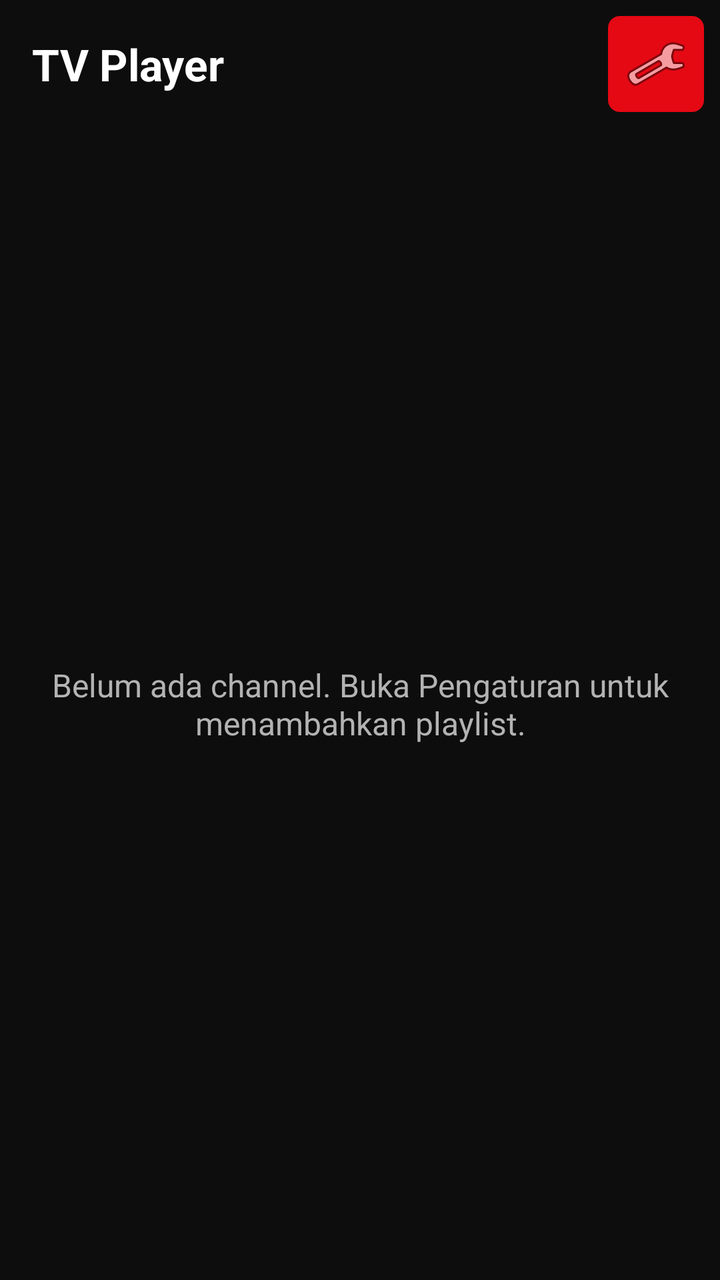
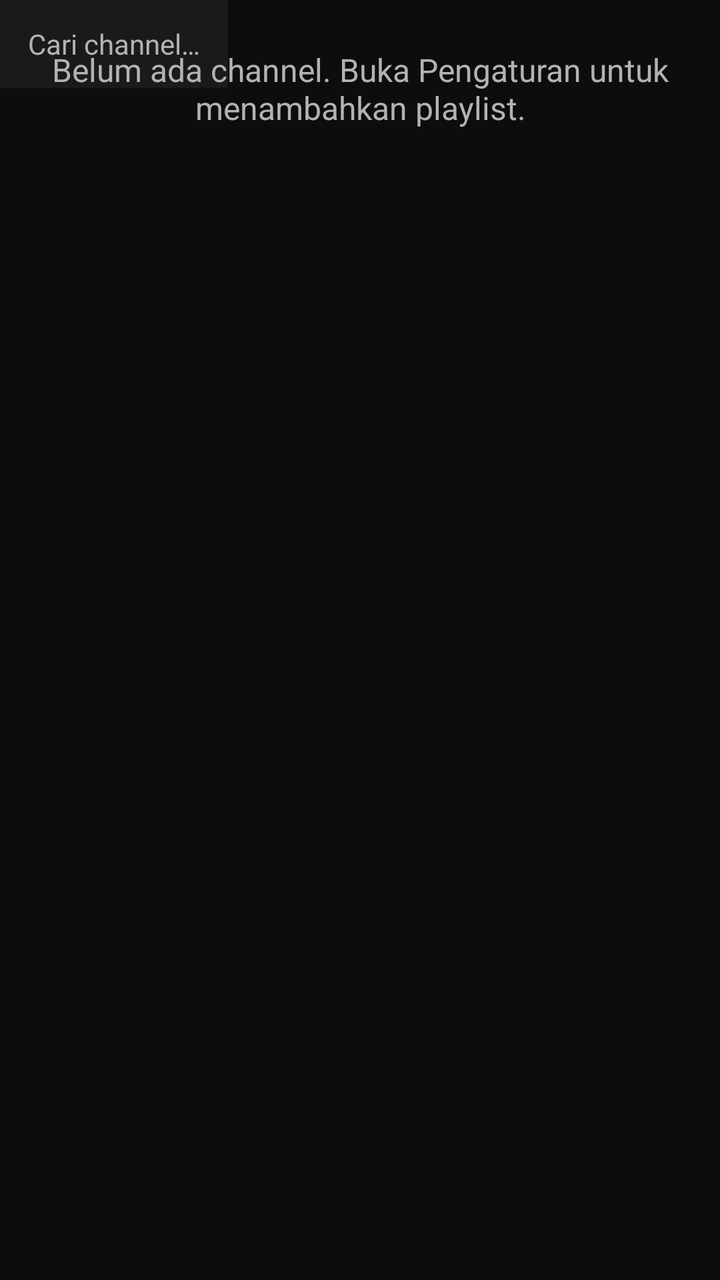

The first picture is an Android layout as it rendered before a commit; the second is the same layout after the commit. The layout source and the unified diff follow.
<!-- AndroidManifest.xml: application theme Theme.TVPlayer -->
<!-- res/layout/activity_main.xml -->
<?xml version="1.0" encoding="utf-8"?>
<LinearLayout xmlns:android="http://schemas.android.com/apk/res/android"
    android:layout_width="match_parent"
    android:layout_height="match_parent"
    android:background="@color/background_dark"
    android:orientation="vertical">

    
    <LinearLayout
        android:layout_width="match_parent"
        android:layout_height="wrap_content"
        android:orientation="horizontal"
        android:gravity="center_vertical"
        android:paddingStart="16dp"
        android:paddingEnd="8dp"
        android:paddingTop="8dp"
        android:paddingBottom="8dp">

        <TextView
            android:id="@+id/txtTitle"
            android:layout_width="0dp"
            android:layout_height="wrap_content"
            android:layout_weight="1"
            android:text="@string/app_name"
            android:textColor="@color/text_primary"
            android:textSize="22sp"
            android:textStyle="bold" />

        <ImageButton
            android:id="@+id/btnSettings"
            android:layout_width="48dp"
            android:layout_height="48dp"
            android:background="@drawable/button_bg"
            android:contentDescription="@string/menu_settings"
            android:src="@android:drawable/ic_menu_manage" />
    </LinearLayout>

    
    <FrameLayout
        android:layout_width="match_parent"
        android:layout_height="0dp"
        android:layout_weight="1">

        <androidx.recyclerview.widget.RecyclerView
            android:id="@+id/recyclerChannels"
            android:layout_width="match_parent"
            android:layout_height="match_parent"
            android:clipToPadding="false"
            android:paddingBottom="16dp"
            android:visibility="gone" />

        <TextView
            android:id="@+id/txtEmpty"
            android:layout_width="match_parent"
            android:layout_height="wrap_content"
            android:layout_gravity="center"
            android:text="@string/no_channels"
            android:textColor="@color/text_secondary"
            android:textSize="16sp"
            android:gravity="center"
            android:padding="24dp"
            android:visibility="visible" />

        <ProgressBar
            android:id="@+id/progressLoading"
            android:layout_width="wrap_content"
            android:layout_height="wrap_content"
            android:layout_gravity="center"
            android:visibility="gone" />
    </FrameLayout>

</LinearLayout>
<!-- resources referenced by this layout -->
<resources>
  <color name="background_dark">#0D0D0D</color>
  <color name="text_primary">#FFFFFF</color>
  <color name="text_secondary">#B3B3B3</color>
  <!-- drawable button_bg (drawable) -->
  <?xml version="1.0" encoding="utf-8"?>
  <selector xmlns:android="http://schemas.android.com/apk/res/android">
      <item android:state_focused="true">
          <shape android:shape="rectangle">
              <solid android:color="#FF3B3B" />
              <corners android:radius="6dp" />
          </shape>
      </item>
      <item>
          <shape android:shape="rectangle">
              <solid android:color="@color/accent" />
              <corners android:radius="6dp" />
          </shape>
      </item>
  </selector>
  <string name="app_name">TV Player</string>
  <string name="menu_settings">Pengaturan</string>
  <string name="no_channels">Belum ada channel. Buka Pengaturan untuk menambahkan playlist.</string>
  <style name="Theme.TVPlayer" parent="Theme.MaterialComponents.NoActionBar">
          <item name="colorPrimary">@color/accent</item>
          <item name="colorPrimaryDark">@color/background_dark</item>
          <item name="colorAccent">@color/accent</item>
          <item name="android:windowBackground">@color/background_dark</item>
          <item name="android:statusBarColor" tools:targetApi="l">@color/background_dark</item>
      </style>
  <color name="accent">#E50914</color>
</resources>

<!-- the commit's change to res/layout/activity_main.xml (unified diff, before → after) -->
@@ -1,72 +1,102 @@
 <?xml version="1.0" encoding="utf-8"?>
-<LinearLayout xmlns:android="http://schemas.android.com/apk/res/android"
+<androidx.constraintlayout.widget.ConstraintLayout xmlns:android="http://schemas.android.com/apk/res/android"
+    xmlns:app="http://schemas.android.com/apk/res/auto"
     android:layout_width="match_parent"
     android:layout_height="match_parent"
-    android:background="@color/background_dark"
-    android:orientation="vertical">
+    android:background="@color/background_dark">
 
-    
-    <LinearLayout
+    <TextView
+        android:id="@+id/txtTitle"
+        android:layout_width="0dp"
+        android:layout_height="wrap_content"
+        android:text="@string/app_name"
+        android:textColor="@color/text_primary"
+        android:textSize="22sp"
+        android:textStyle="bold"
+        android:paddingHorizontal="16dp"
+        android:paddingTop="16dp"
+        app:layout_constraintTop_toTopOf="parent"
+        app:layout_constraintStart_toStartOf="parent"
+        app:layout_constraintEnd_toStartOf="@id/btnSettings" />
+
+    <ImageButton
+        android:id="@+id/btnSettings"
+        android:layout_width="44dp"
+        android:layout_height="44dp"
+        android:layout_marginEnd="16dp"
+        android:layout_marginTop="8dp"
+        android:background="@drawable/button_bg"
+        android:contentDescription="@string/menu_settings"
+        android:src="@android:drawable/ic_menu_manage"
+        app:layout_constraintTop_toTopOf="parent"
+        app:layout_constraintEnd_toEndOf="parent" />
+
+    <EditText
+        android:id="@+id/editSearch"
+        android:layout_width="0dp"
+        android:layout_height="44dp"
+        android:layout_marginHorizontal="16dp"
+        android:layout_marginTop="12dp"
+        android:background="@color/surface_dark"
+        android:paddingHorizontal="14dp"
+        android:hint="Cari channel…"
+        android:textColorHint="@color/text_secondary"
+        android:textColor="@color/text_primary"
+        android:textSize="14sp"
+        android:singleLine="true"
+        android:imeOptions="actionSearch"
+        app:layout_constraintTop_toBottomOf="@id/txtTitle"
+        app:layout_constraintStart_toStartOf="parent"
+        app:layout_constraintEnd_toEndOf="parent" />
+
+    <androidx.recyclerview.widget.RecyclerView
+        android:id="@+id/recyclerCategories"
         android:layout_width="match_parent"
+        android:layout_height="48dp"
+        android:layout_marginTop="10dp"
+        android:paddingHorizontal="16dp"
+        android:clipToPadding="false"
+        app:layoutManager="androidx.recyclerview.widget.LinearLayoutManager"
+        app:layoutManagerOrientation="horizontal"
+        app:layout_constraintTop_toBottomOf="@id/editSearch"
+        app:layout_constraintStart_toStartOf="parent"
+        app:layout_constraintEnd_toEndOf="parent" />
+
+    <TextView
+        android:id="@+id/txtEmpty"
+        android:layout_width="0dp"
         android:layout_height="wrap_content"
-        android:orientation="horizontal"
-        android:gravity="center_vertical"
-        android:paddingStart="16dp"
-        android:paddingEnd="8dp"
-        android:paddingTop="8dp"
-        android:paddingBottom="8dp">
+        android:text="@string/no_channels"
+        android:textColor="@color/text_secondary"
+        android:textSize="16sp"
+        android:gravity="center"
+        android:padding="24dp"
+        android:visibility="visible"
+        app:layout_constraintTop_toTopOf="parent"
+        app:layout_constraintBottom_toBottomOf="parent"
+        app:layout_constraintStart_toStartOf="parent"
+        app:layout_constraintEnd_toEndOf="parent" />
 
-        <TextView
-            android:id="@+id/txtTitle"
-            android:layout_width="0dp"
-            android:layout_height="wrap_content"
-            android:layout_weight="1"
-            android:text="@string/app_name"
-            android:textColor="@color/text_primary"
-            android:textSize="22sp"
-            android:textStyle="bold" />
+    <androidx.recyclerview.widget.RecyclerView
+        android:id="@+id/recyclerChannels"
+        android:layout_width="0dp"
+        android:layout_height="0dp"
+        android:layout_marginTop="8dp"
+        android:clipToPadding="false"
+        android:paddingBottom="16dp"
+        app:layout_constraintTop_toBottomOf="@id/recyclerCategories"
+        app:layout_constraintBottom_toBottomOf="parent"
+        app:layout_constraintStart_toStartOf="parent"
+        app:layout_constraintEnd_toEndOf="parent" />
 
-        <ImageButton
-            android:id="@+id/btnSettings"
-            android:layout_width="48dp"
-            android:layout_height="48dp"
-            android:background="@drawable/button_bg"
-            android:contentDescription="@string/menu_settings"
-            android:src="@android:drawable/ic_menu_manage" />
-    </LinearLayout>
+    <ProgressBar
+        android:id="@+id/progressLoading"
+        android:layout_width="wrap_content"
+        android:layout_height="wrap_content"
+        android:visibility="gone"
+        app:layout_constraintTop_toTopOf="parent"
+        app:layout_constraintBottom_toBottomOf="parent"
+        app:layout_constraintStart_toStartOf="parent"
+        app:layout_constraintEnd_toEndOf="parent" />
 
-    
-    <FrameLayout
-        android:layout_width="match_parent"
-        android:layout_height="0dp"
-        android:layout_weight="1">
-
-        <androidx.recyclerview.widget.RecyclerView
-            android:id="@+id/recyclerChannels"
-            android:layout_width="match_parent"
-            android:layout_height="match_parent"
-            android:clipToPadding="false"
-            android:paddingBottom="16dp"
-            android:visibility="gone" />
-
-        <TextView
-            android:id="@+id/txtEmpty"
-            android:layout_width="match_parent"
-            android:layout_height="wrap_content"
-            android:layout_gravity="center"
-            android:text="@string/no_channels"
-            android:textColor="@color/text_secondary"
-            android:textSize="16sp"
-            android:gravity="center"
-            android:padding="24dp"
-            android:visibility="visible" />
-
-        <ProgressBar
-            android:id="@+id/progressLoading"
-            android:layout_width="wrap_content"
-            android:layout_height="wrap_content"
-            android:layout_gravity="center"
-            android:visibility="gone" />
-    </FrameLayout>
-
-</LinearLayout>
+</androidx.constraintlayout.widget.ConstraintLayout>
<!-- resource entries referenced after the edit -->
@@ -1,6 +1,7 @@
 <!-- resources referenced by this layout -->
 <resources>
   <color name="background_dark">#0D0D0D</color>
+  <color name="surface_dark">#1A1A1A</color>
   <color name="text_primary">#FFFFFF</color>
   <color name="text_secondary">#B3B3B3</color>
   <!-- drawable button_bg (drawable) -->
